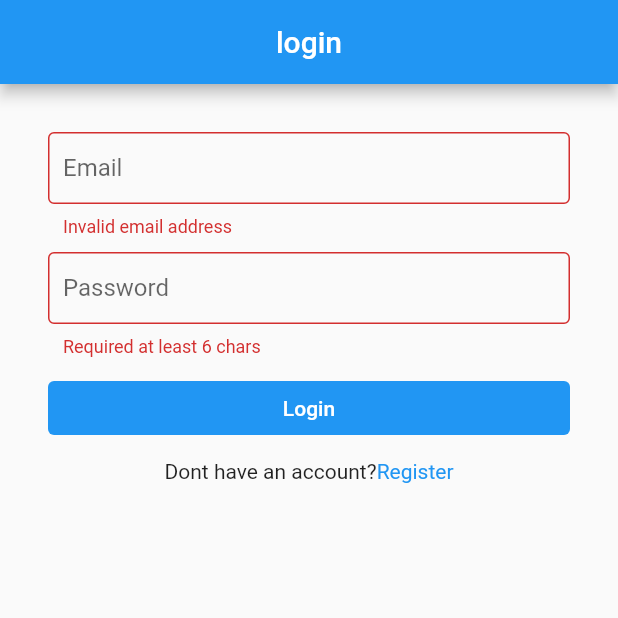
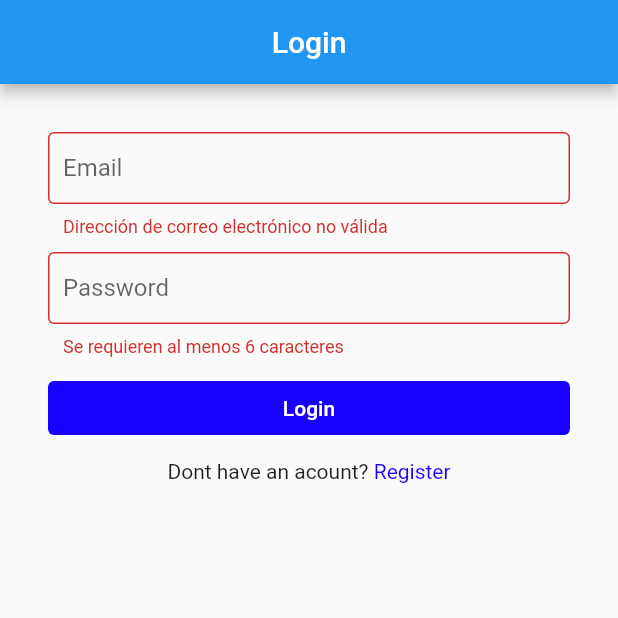
Before and after one commit to Junior6580/sigac, a Flutter app: the screen it shows after launch, after a tap on "Login", on a phone screen of 412 x 824 dp, the top half of it. Run offline on Flutter 3.47's test engine with Material 2 defaults, Android fonts, the phone set to English and light mode, and no system bars; our stand-ins replace shared_preferences; network calls fail.

Commit message:
actulizacion 2 inicia y muestra vista

```diff
--- a/lib/constant.dart
+++ b/lib/constant.dart
@@ -20,7 +20,8 @@ InputDecoration kInputDecoration(String label) {
     labelText: label,
     contentPadding: EdgeInsets.all(10),
     border: OutlineInputBorder(
-      borderSide: BorderSide(width: 1, color: Colors.red),
+      borderSide:
+          BorderSide(width: 1, color: const Color.fromARGB(255, 237, 20, 4)),
     ),
   );
 }
@@ -33,8 +34,8 @@ TextButton kTextButton(String label, Function onPressed) {
       style: TextStyle(color: Colors.white),
     ),
     style: ButtonStyle(
-        backgroundColor:
-            MaterialStateColor.resolveWith((states) => Colors.blue),
+        backgroundColor: MaterialStateColor.resolveWith(
+            (states) => Color.fromARGB(255, 25, 0, 254)),
         padding: MaterialStateProperty.resolveWith(
             (states) => EdgeInsets.symmetric(vertical: 10))),
     onPressed: () => onPressed(),
@@ -48,7 +49,8 @@ Row kLoginRegisterHint(String text, String label, Function onTap) {
     children: [
       Text(text),
       GestureDetector(
-          child: Text(label, style: TextStyle(color: Colors.blue)),
+          child: Text(label,
+              style: TextStyle(color: Color.fromARGB(255, 25, 0, 250))),
           onTap: () => onTap()),
     ],
   );
--- a/lib/models/api_response.dart
+++ b/lib/models/api_response.dart
@@ -1,4 +1,4 @@
-class ApiResponde {
+class ApiResponse {
   Object? data;
   String? error;
 }
--- a/lib/screens/home.dart
+++ b/lib/screens/home.dart
@@ -6,8 +6,12 @@ class Home extends StatefulWidget {
 }
 
 class _HomeState extends State<Home> {
+  int currentIndex = 0;
+
   @override
   Widget build(BuildContext context) {
-    return Container();
+    return Scaffold(
+      body: Center(child: Text('WELCOME HOME')),
+    );
   }
 }
--- a/lib/screens/loading.dart
+++ b/lib/screens/loading.dart
@@ -1,16 +1,14 @@
-import 'package:flutter/material.dart';
 import 'package:sigac/constant.dart';
 import 'package:sigac/models/api_response.dart';
 import 'package:sigac/screens/home.dart';
-import 'package:sigac/screens/login.dart';
 import 'package:sigac/services/user_service.dart';
+import 'package:flutter/material.dart';
+
+import 'login.dart';
 
 class Loading extends StatefulWidget {
   @override
   _LoadingState createState() => _LoadingState();
-  Widget build(BuildContext context) {
-    return Container();
-  }
 }
 
 class _LoadingState extends State<Loading> {
@@ -20,16 +18,16 @@ class _LoadingState extends State<Loading> {
       Navigator.of(context).pushAndRemoveUntil(
           MaterialPageRoute(builder: (context) => Login()), (route) => false);
     } else {
-      ApiResponde responde = await GetUserDetail();
-      if (responde.error == null) {
+      ApiResponse response = await getUserDetail();
+      if (response.error == null) {
         Navigator.of(context).pushAndRemoveUntil(
             MaterialPageRoute(builder: (context) => Home()), (route) => false);
-      } else if (responde.error == unauthorized) {
+      } else if (response.error == unauthorized) {
         Navigator.of(context).pushAndRemoveUntil(
             MaterialPageRoute(builder: (context) => Login()), (route) => false);
       } else {
         ScaffoldMessenger.of(context).showSnackBar(SnackBar(
-          content: Text('${responde.error}'),
+          content: Text('${response.error}'),
         ));
       }
     }
--- a/lib/screens/login.dart
+++ b/lib/screens/login.dart
@@ -19,15 +19,15 @@ class _LoginState extends State<Login> {
   bool loading = false;
 
   void _loginUser() async {
-    ApiResponde responde = await login(txtEmail.text, txtPassword.text);
-    if (responde.error == null) {
-      _saveAndRedirectToHome(responde.data as User);
+    ApiResponse response = await login(txtEmail.text, txtPassword.text);
+    if (response.error == null) {
+      _saveAndRedirectToHome(response.data as User);
     } else {
       setState(() {
         loading = false;
       });
       ScaffoldMessenger.of(context)
-          .showSnackBar(SnackBar(content: Text('${responde.error}')));
+          .showSnackBar(SnackBar(content: Text('${response.error}')));
     }
   }
 
@@ -43,7 +43,7 @@ class _LoginState extends State<Login> {
   Widget build(BuildContext context) {
     return Scaffold(
       appBar: AppBar(
-        title: Text('login'),
+        title: Text('Login'),
         centerTitle: true,
       ),
       body: Form(
@@ -54,8 +54,9 @@ class _LoginState extends State<Login> {
             TextFormField(
                 keyboardType: TextInputType.emailAddress,
                 controller: txtEmail,
-                validator: (val) =>
-                    val!.isEmpty ? 'Invalid email address' : null,
+                validator: (val) => val!.isEmpty
+                    ? 'Dirección de correo electrónico no válida'
+                    : null,
                 decoration: kInputDecoration('Email')),
             SizedBox(
               height: 10,
@@ -63,8 +64,9 @@ class _LoginState extends State<Login> {
             TextFormField(
                 controller: txtPassword,
                 obscureText: true,
-                validator: (val) =>
-                    val!.length < 6 ? 'Required at least 6 chars' : null,
+                validator: (val) => val!.length < 6
+                    ? 'Se requieren al menos 6 caracteres'
+                    : null,
                 decoration: kInputDecoration('Password')),
             SizedBox(
               height: 10,
@@ -84,15 +86,11 @@ class _LoginState extends State<Login> {
             SizedBox(
               height: 10,
             ),
-            kLoginRegisterHint(
-              'Dont have an account?',
-              'Register',
-              () {
-                Navigator.of(context).pushAndRemoveUntil(
-                    MaterialPageRoute(builder: (context) => Register()),
-                    (route) => false);
-              },
-            ),
+            kLoginRegisterHint('Dont have an acount? ', 'Register', () {
+              Navigator.of(context).pushAndRemoveUntil(
+                  MaterialPageRoute(builder: (context) => Register()),
+                  (route) => false);
+            })
           ],
         ),
       ),
--- a/lib/screens/register.dart
+++ b/lib/screens/register.dart
@@ -22,7 +22,7 @@ class _RegisterState extends State<Register> {
       passwordConfirmController = TextEditingController();
 
   void _registerUser() async {
-    ApiResponde response = await register(
+    ApiResponse response = await register(
         nameController.text, emailController.text, passwordController.text);
     if (response.error == null) {
       _saveAndRedirectToHome(response.data as User);
@@ -58,7 +58,7 @@ class _RegisterState extends State<Register> {
           children: [
             TextFormField(
                 controller: nameController,
-                validator: (val) => val!.isEmpty ? 'Invalid name' : null,
+                validator: (val) => val!.isEmpty ? 'Nombre invalido!' : null,
                 decoration: kInputDecoration('Name')),
             SizedBox(
               height: 20,
@@ -66,8 +66,9 @@ class _RegisterState extends State<Register> {
             TextFormField(
                 controller: emailController,
                 keyboardType: TextInputType.emailAddress,
-                validator: (val) =>
-                    val!.isEmpty ? 'Invalid email address' : null,
+                validator: (val) => val!.isEmpty
+                    ? 'Dirección de correo electrónico no válida'
+                    : null,
                 decoration: kInputDecoration('Email')),
             SizedBox(
               height: 20,
@@ -75,8 +76,9 @@ class _RegisterState extends State<Register> {
             TextFormField(
                 controller: passwordController,
                 obscureText: true,
-                validator: (val) =>
-                    val!.length < 6 ? 'Required at least 6 chars' : null,
+                validator: (val) => val!.length < 6
+                    ? 'Se requieren al menos 6 caracteres'
+                    : null,
                 decoration: kInputDecoration('Password')),
             SizedBox(
               height: 20,
@@ -85,7 +87,7 @@ class _RegisterState extends State<Register> {
                 controller: passwordConfirmController,
                 obscureText: true,
                 validator: (val) => val != passwordController.text
-                    ? 'Confirm password does not match'
+                    ? 'Confirmar contraseña no coincide'
                     : null,
                 decoration: kInputDecoration('Confirm password')),
             SizedBox(
@@ -107,7 +109,7 @@ class _RegisterState extends State<Register> {
             SizedBox(
               height: 20,
             ),
-            kLoginRegisterHint('Already have an account? ', 'Login', () {
+            kLoginRegisterHint('¿Ya tiene una cuenta? ', 'Login', () {
               Navigator.of(context).pushAndRemoveUntil(
                   MaterialPageRoute(builder: (context) => Login()),
                   (route) => false);
```
Also changed, not shown: lib/services/user_service.dart (+60 -14 lines), 1 other file.
